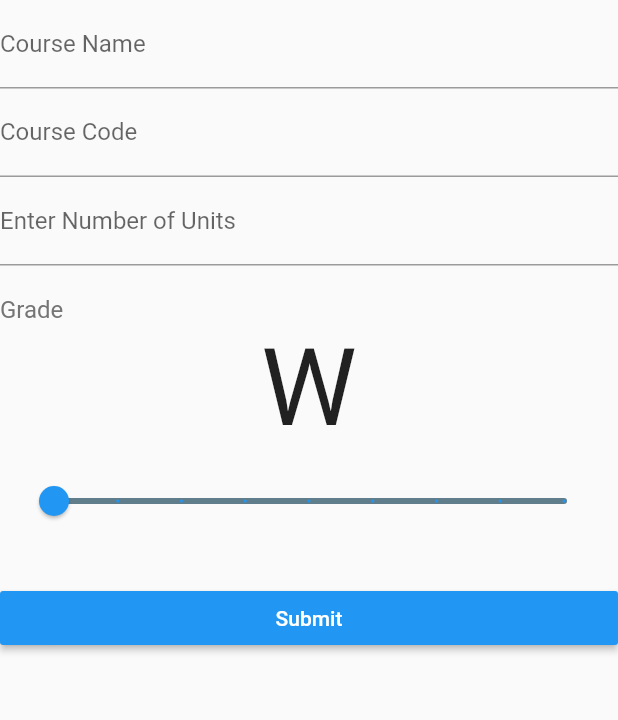
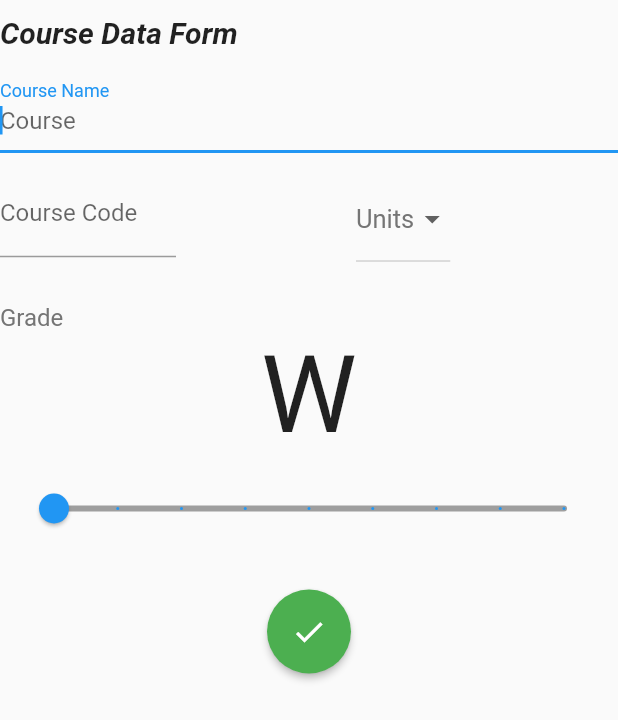
Before and after one commit to dsc-ateneo-de-manila-university/admu_qpi_calculator, a Flutter app: the DataForm widget shown alone on an empty page, opened directly, on a phone screen of 412 x 824 dp. Shown: the top 720 px of the screen. Run offline on Flutter 3.47's test engine with Material 2 defaults, Android fonts, the phone set to English and light mode, and no system bars.

Commit message:
Fixing Code and Units

```diff
--- a/lib/main.dart
+++ b/lib/main.dart
@@ -3,7 +3,6 @@ import 'package:admu_qpi_calculator/screens/home.dart';
 import 'package:admu_qpi_calculator/screens/settings.dart';
 import 'package:flutter/material.dart';
 import 'package:admu_qpi_calculator/screens/form.dart';
-
 void main() => runApp(new MyApp());
 
 class MyApp extends StatelessWidget {
@@ -52,7 +51,7 @@ class _MainScreenState extends State<MainScreen> {
             height: MediaQuery.of(context).size.height * 0.885,
             child: Center(
               child: Padding(
-                padding: const EdgeInsets.all(50.0),
+                padding: const EdgeInsets.fromLTRB(40 , 40 , 40, 40),
                 child: DataForm(),
               ),
             ),
--- a/lib/screens/form.dart
+++ b/lib/screens/form.dart
@@ -10,25 +10,43 @@ class _DataFormState extends State<DataForm> {
 
   String _coursename = '';
   String _code = '';
-  int _units = -1;
+  int _units = 0;
   var myLetterGrade = "W";
   var sliderValue = 0.0;
   double _grade = -1;
+  String _dropdownlabel = "Units";
 
   @override
   Widget build(BuildContext context) {
     // Build a Form widget using the _formKey we created above
-    return Form(
+    return GestureDetector(
+      onTap: () {
+        FocusScope.of(context).unfocus();
+      },
+      child: Form(
           key: _formKey,
           child: new ListView(
             children: getFormWidget(),
-        ));
+          )),
+    );
   }
 
   List<Widget> getFormWidget() {
     List<Widget> formWidget = new List();
 
+    formWidget.add(new Container(
+      padding: EdgeInsets.fromLTRB(0, 10, 0, 10),
+      child: Text(
+        'Course Data Form',
+        style: TextStyle(
+            fontSize: 20,
+            fontWeight: FontWeight.w600,
+            fontStyle: FontStyle.italic),
+      ),
+    ));
+
     formWidget.add(new TextFormField(
+      autofocus: true,
       decoration: InputDecoration(labelText: 'Course Name', hintText: 'Course'),
       validator: (value) {
         if (value.isEmpty) {
@@ -43,8 +61,14 @@ class _DataFormState extends State<DataForm> {
       },
     ));
 
-    formWidget.add(new TextFormField(
-      decoration: InputDecoration(labelText: 'Course Code', hintText: 'Code'),
+    formWidget.add(new Row(
+      children: [
+        Container(
+          padding: EdgeInsets.fromLTRB(0, 0, 20, 0),
+          width: MediaQuery.of(context).size.width / 3,
+          child: TextFormField(
+            decoration:
+                InputDecoration(labelText: 'Course Code', hintText: 'Code'),
             validator: (value) {
               if (value.isEmpty) {
                 return 'Please enter a Course Code';
@@ -56,23 +80,41 @@ class _DataFormState extends State<DataForm> {
                 _code = value;
               });
             },
-    ));
-
-    formWidget.add(new TextFormField(
-      decoration: InputDecoration(
-          hintText: 'No. of Units', labelText: 'Enter Number of Units'),
-      keyboardType: TextInputType.number,
-      validator: (value) {
-        if (value.isEmpty)
-          return 'Please enter a value';
-        else
-          return null;
-      },
-      onSaved: (value) {
+          ),
+        ),
+        Container(
+          padding: EdgeInsets.fromLTRB(30, 0, 0, 0),
+          width: MediaQuery.of(context).size.width / 2.5,
+          child: Row(
+            children: [
+              Container(
+                padding: EdgeInsets.fromLTRB(70, 20, 0, 0),
+                height: 80,
+                child: DropdownButton(
+                  hint: Text(
+                    _dropdownlabel,
+                    style: TextStyle(fontSize: 17, color: Colors.grey[600]),
+                  ),
+                  items: [
+                    DropdownMenuItem(child: Text("1"), value: 1,),
+                    DropdownMenuItem(child: Text("2"), value: 2),
+                    DropdownMenuItem(child: Text("3"), value: 3),
+                    DropdownMenuItem(child: Text("4"), value: 4),
+                    DropdownMenuItem(child: Text("5"), value: 5),
+                    DropdownMenuItem(child: Text("6"), value: 6)
+                  ],
+                  onChanged: (value) {
                     setState(() {
-          _units = int.tryParse(value);
+                      _units = value;
+                      _dropdownlabel = _units.toString();
                     });
                   },
+                ),
+              ),
+            ],
+          ),
+        ),
+      ],
     ));
 
     formWidget.add(new Container(
@@ -81,10 +123,10 @@ class _DataFormState extends State<DataForm> {
           Align(
             alignment: Alignment.centerLeft,
             child: Container(
-              padding: EdgeInsets.fromLTRB(0, 20 , 0 , 0),
+              padding: EdgeInsets.fromLTRB(0, 20, 0, 0),
               child: Text(
                 'Grade',
-                style: TextStyle(fontSize: 16, color: Colors.grey[600] ),
+                style: TextStyle(fontSize: 16, color: Colors.grey[600]),
               ),
             ),
           ),
@@ -97,7 +139,7 @@ class _DataFormState extends State<DataForm> {
             )),
           ),
           Padding(
-            padding: const EdgeInsets.fromLTRB(10, 10 , 10, 30),
+            padding: const EdgeInsets.fromLTRB(10, 10, 10, 30),
             child: Container(
               child: Slider(
                   min: 0.0,
@@ -105,7 +147,7 @@ class _DataFormState extends State<DataForm> {
                   divisions: 8,
                   value: sliderValue,
                   activeColor: Colors.blue,
-                  inactiveColor: Colors.blueGrey,
+                  inactiveColor: Colors.grey,
                   onChanged: (newValue) {
                     setState(() {
                       sliderValue = newValue;
@@ -154,15 +196,14 @@ class _DataFormState extends State<DataForm> {
         arr[2] = _units;
         arr[3] = _grade;
         arr[4] = myLetterGrade;
-        Scaffold.of(context)
-            .showSnackBar(SnackBar(content: Text('Submitted Successfully')));
+        print('form submitted');
       }
     }
 
-    formWidget.add(new RaisedButton(
-        color: Colors.blue,
-        textColor: Colors.white,
-        child: new Text('Submit'),
+    formWidget.add(new FloatingActionButton(
+        child: new Icon(Icons.check),
+        backgroundColor: Colors.green,
+        elevation: 2.0,
         onPressed: onPressedSubmit));
 
     return formWidget;
--- a/pubspec.yaml
+++ b/pubspec.yaml
@@ -23,7 +23,6 @@ environment:
 dependencies:
   flutter:
     sdk: flutter
-
 
   # The following adds the Cupertino Icons font to your application.
   # Use with the CupertinoIcons class for iOS style icons.
```
Also changed, not shown: pubspec.lock. Lines whose indentation alone changed are shown as unchanged.
